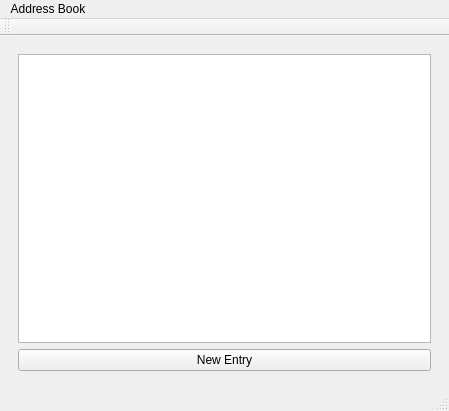
First picture: the form in mainwindow.ui, repository nilold/qt-address-book, before the edit.
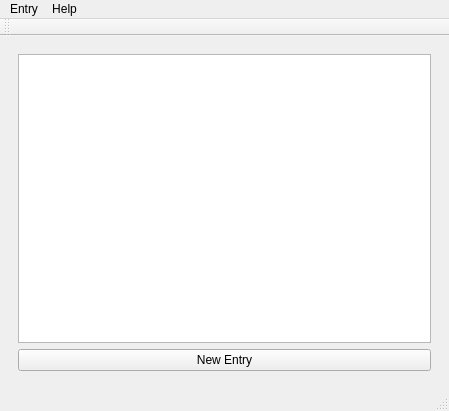
Second picture: the form after the edit.

Commit message: added about menu option

Diff of the .ui file:
```diff
--- a/mainwindow.ui
+++ b/mainwindow.ui
@@ -101,9 +101,9 @@
      <height>22</height>
     </rect>
    </property>
-   <widget class="QMenu" name="menuAddress_Book">
+   <widget class="QMenu" name="menuEntry">
     <property name="title">
-     <string>Address Book</string>
+     <string>Entry</string>
     </property>
     <widget class="QMenu" name="menuEntries">
      <property name="title">
@@ -115,7 +115,14 @@
     </widget>
     <addaction name="menuEntries"/>
    </widget>
-   <addaction name="menuAddress_Book"/>
+   <widget class="QMenu" name="menuHelp">
+    <property name="title">
+     <string>Help</string>
+    </property>
+    <addaction name="actionAbout_3"/>
+   </widget>
+   <addaction name="menuEntry"/>
+   <addaction name="menuHelp"/>
   </widget>
   <widget class="QStatusBar" name="statusbar"/>
   <widget class="QToolBar" name="toolBar">
```
Left out of the diff: 43 changed lines with no effect on the pictures. The commit also changes 2 other files.
